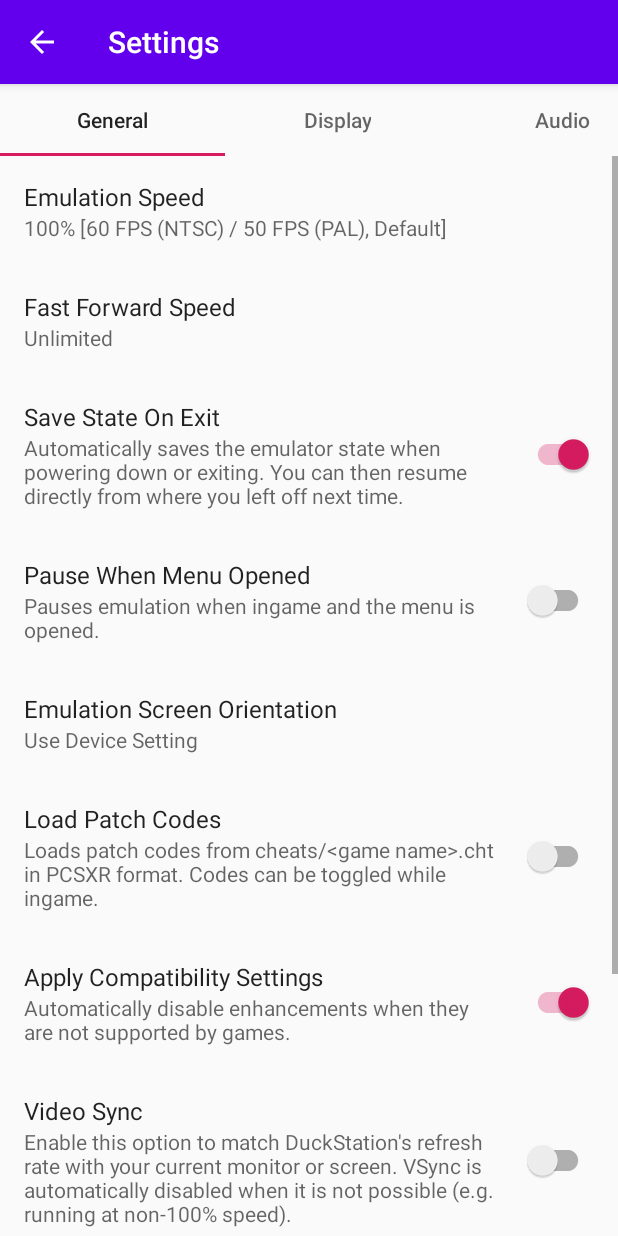
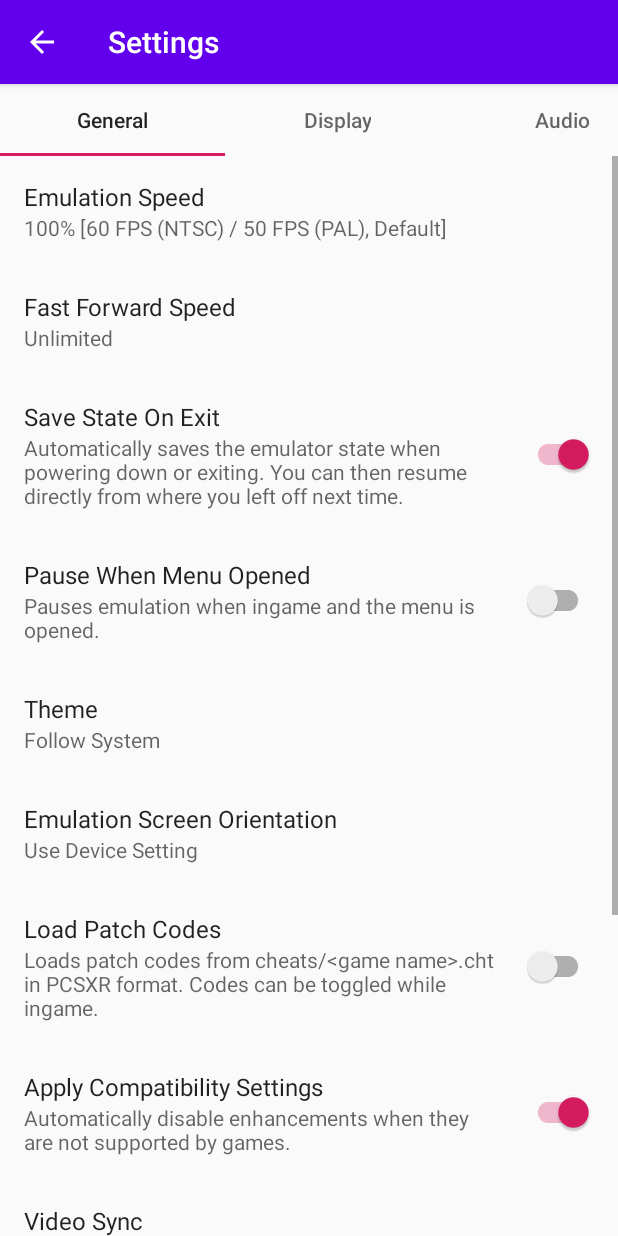
Before and after one commit to kofxi3584karlayang/duckstation, an Android app: the screen it shows after launch (SettingsActivity), after a tap on "Settings", on a phone screen of 412 x 824 dp. Run offline under Robolectric (Android 15) with nearby library versions, the phone set to English and light mode, and no system bars; our stand-ins replace androidx.preference; 5 statements that could not run were skipped.

Commit message:
Android: Add dark theme

```diff
--- a/android/app/src/main/java/com/github/stenzek/duckstation/MainActivity.java
+++ b/android/app/src/main/java/com/github/stenzek/duckstation/MainActivity.java
@@ -9,6 +9,7 @@ import android.content.pm.PackageManager;
 import android.content.res.Configuration;
 import android.content.res.Resources;
 import android.net.Uri;
+import android.os.Build;
 import android.os.Bundle;
 import android.util.Log;
 import android.view.Gravity;
@@ -22,6 +23,7 @@ import android.widget.Toast;
 
 import androidx.appcompat.app.AlertDialog;
 import androidx.appcompat.app.AppCompatActivity;
+import androidx.appcompat.app.AppCompatDelegate;
 import androidx.appcompat.widget.Toolbar;
 import androidx.core.app.ActivityCompat;
 import androidx.core.content.ContextCompat;
@@ -40,6 +42,7 @@ public class MainActivity extends AppCompatActivity {
     private static final int REQUEST_ADD_DIRECTORY_TO_GAME_LIST = 2;
     private static final int REQUEST_IMPORT_BIOS_IMAGE = 3;
     private static final int REQUEST_START_FILE = 4;
+    private static final int REQUEST_SETTINGS = 5;
 
     private GameList mGameList;
     private ListView mGameListView;
@@ -64,6 +67,26 @@ public class MainActivity extends AppCompatActivity {
         res.updateConfiguration(config, res.getDisplayMetrics());
     }
 
+    private void setTheme() {
+        String theme = PreferenceManager.getDefaultSharedPreferences(this).getString("Main/Theme", "follow_system");
+        if (theme == null)
+            return;
+
+        if (theme.equals("follow_system")) {
+            if (Build.VERSION.SDK_INT >= Build.VERSION_CODES.Q)
+                AppCompatDelegate.setDefaultNightMode(AppCompatDelegate.MODE_NIGHT_FOLLOW_SYSTEM);
+        } else if (theme.equals("light")) {
+            AppCompatDelegate.setDefaultNightMode(AppCompatDelegate.MODE_NIGHT_NO);
+        } else if (theme.equals("dark")) {
+            AppCompatDelegate.setDefaultNightMode(AppCompatDelegate.MODE_NIGHT_YES);
+        }
+    }
+
+    private void loadSettings() {
+        setLanguage();
+        setTheme();
+    }
+
     private boolean shouldResumeStateByDefault() {
         SharedPreferences prefs = PreferenceManager.getDefaultSharedPreferences(this);
         return prefs.getBoolean("Main/SaveStateOnExit", true);
@@ -81,7 +104,7 @@ public class MainActivity extends AppCompatActivity {
     @Override
     protected void onCreate(Bundle savedInstanceState) {
         super.onCreate(savedInstanceState);
-        setLanguage();
+        loadSettings();
 
         setContentView(R.layout.activity_main);
         Toolbar toolbar = findViewById(R.id.toolbar);
@@ -193,7 +216,7 @@ public class MainActivity extends AppCompatActivity {
             importBIOSImage();
         } else if (id == R.id.action_settings) {
             Intent intent = new Intent(this, SettingsActivity.class);
-            startActivity(intent);
+            startActivityForResult(intent, REQUEST_SETTINGS);
             return true;
         } else if (id == R.id.action_show_version) {
             showVersion();
@@ -285,6 +308,11 @@ public class MainActivity extends AppCompatActivity {
                     return;
 
                 startEmulation(path, shouldResumeStateByDefault());
+            }
+            break;
+
+            case REQUEST_SETTINGS: {
+                loadSettings();
             }
             break;
         }
--- /dev/null
+++ b/android/app/src/main/res/values-night/colors.xml
@@ -0,0 +1,8 @@
+<?xml version="1.0" encoding="utf-8"?>
+<resources>
+    <color name="colorPrimary">#000000</color>
+    <color name="colorPrimaryDark">#000000</color>
+    <color name="colorAccent">#03A9F4</color>
+
+    <color name="black_overlay">#66000000</color>
+</resources>
--- a/android/app/src/main/res/values/arrays.xml
+++ b/android/app/src/main/res/values/arrays.xml
@@ -440,4 +440,14 @@
         <item>it-IT</item>
         <item>nl-NL</item>
     </string-array>
+    <string-array name="settings_theme_entries">
+        <item>Follow System</item>
+        <item>Light</item>
+        <item>Dark</item>
+    </string-array>
+    <string-array name="settings_theme_values">
+        <item>follow_system</item>
+        <item>light</item>
+        <item>dark</item>
+    </string-array>
 </resources>
--- a/android/app/src/main/res/values/colors.xml
+++ b/android/app/src/main/res/values/colors.xml
@@ -1,7 +1,7 @@
 <?xml version="1.0" encoding="utf-8"?>
 <resources>
-    <color name="colorPrimary">#008577</color>
-    <color name="colorPrimaryDark">#00574B</color>
+    <color name="colorPrimary">#6200EE</color>
+    <color name="colorPrimaryDark">#3700B3</color>
     <color name="colorAccent">#D81B60</color>
 
     <color name="black_overlay">#66000000</color>
--- a/android/app/src/main/res/values/strings.xml
+++ b/android/app/src/main/res/values/strings.xml
@@ -159,4 +159,5 @@
     <string name="touchscreen_controller_stop_editing">Stop Editing</string>
     <string name="touchscreen_controller_reset_layout">Reset Layout</string>
     <string name="emulation_activity_touchscreen_controller_not_active">Touchscreen controller is not active.</string>
+    <string name="settings_theme">Theme</string>
 </resources>
--- a/android/app/src/main/res/values/styles.xml
+++ b/android/app/src/main/res/values/styles.xml
@@ -1,10 +1,10 @@
 <resources>
 
     <!-- Base application theme. -->
-    <style name="AppTheme" parent="Theme.AppCompat.Light.DarkActionBar">
+    <style name="AppTheme" parent="Theme.AppCompat.DayNight.DarkActionBar">
         <!-- Customize your theme here. -->
-        <item name="colorPrimary">@color/design_default_color_primary</item>
-        <item name="colorPrimaryDark">@color/design_default_color_primary_dark</item>
+        <item name="colorPrimary">@color/colorPrimary</item>
+        <item name="colorPrimaryDark">@color/colorPrimaryDark</item>
         <item name="colorAccent">@color/colorAccent</item>
     </style>
 
@@ -15,7 +15,7 @@
 
     <style name="AppTheme.AppBarOverlay" parent="ThemeOverlay.AppCompat.Dark.ActionBar" />
 
-    <style name="AppTheme.PopupOverlay" parent="ThemeOverlay.AppCompat.Light" />
+    <style name="AppTheme.PopupOverlay" parent="ThemeOverlay.AppCompat.DayNight" />
 
     <style name="FullscreenTheme" parent="AppTheme">
         <item name="android:actionBarStyle">@style/FullscreenActionBarStyle</item>
--- a/android/app/src/main/res/xml/general_preferences.xml
+++ b/android/app/src/main/res/xml/general_preferences.xml
@@ -43,6 +43,14 @@
         app:title="@string/settings_pause_when_menu_opened"
         app:defaultValue="false"
         app:summary="@string/settings_summary_pause_when_menu_opened"
+        app:iconSpaceReserved="false" />
+    <ListPreference
+        app:key="Main/Theme"
+        app:title="@string/settings_theme"
+        app:entries="@array/settings_theme_entries"
+        app:entryValues="@array/settings_theme_values"
+        app:defaultValue="follow_system"
+        app:useSimpleSummaryProvider="true"
         app:iconSpaceReserved="false" />
     <ListPreference
         app:key="Main/EmulationScreenOrientation"
```
